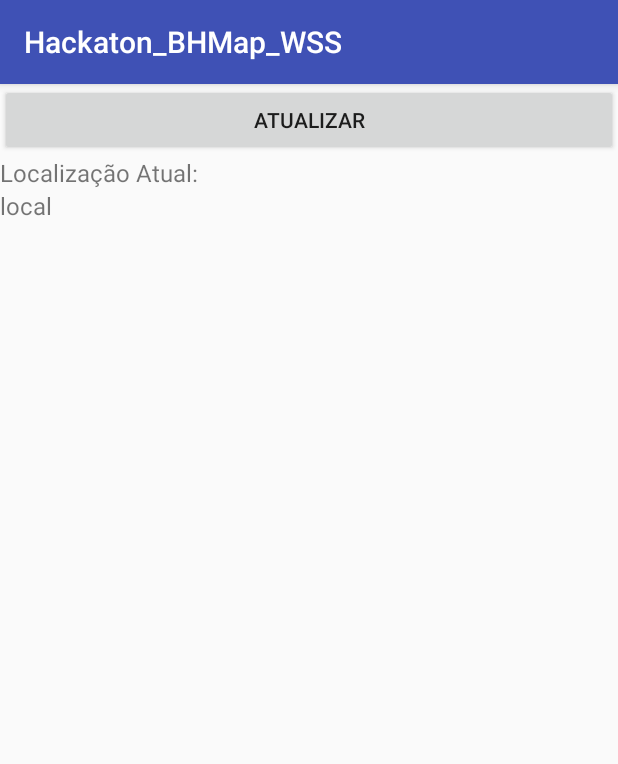
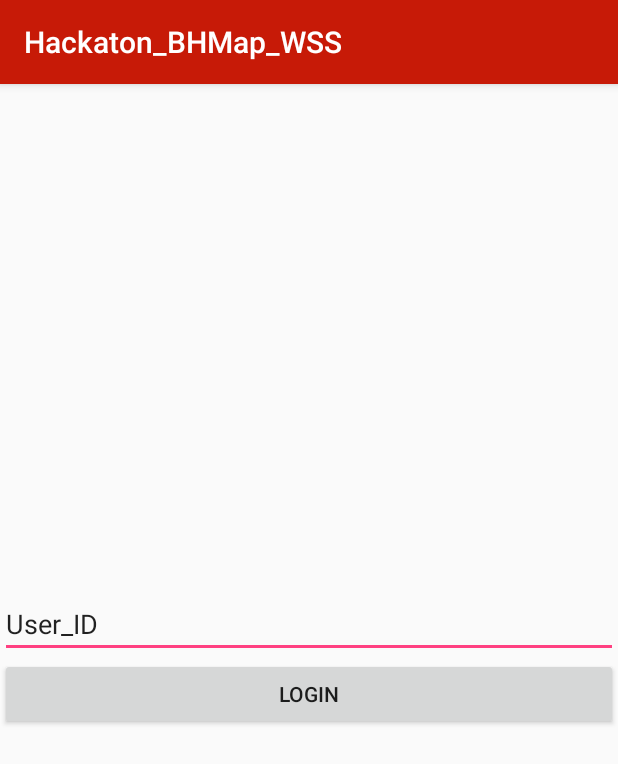
Before and after one commit to douglasjtds/Hackaton_BHMap_WSS, an Android app: the screen it shows after launch (MainActivity), on a phone screen of 412 x 824 dp. Shown: the top 764 px of the screen. Run offline under Robolectric (Android 15) with nearby library versions, the phone set to English and light mode, and no system bars; our stand-ins replace Firebase (no records; nobody signed in at launch, a user with empty details on screens opened directly).

```diff
--- /dev/null
+++ b/Android APP/app/src/main/java/com/example/lukecarvalho/bhmapwss/Activitys/MainActivity.java
@@ -0,0 +1,42 @@
+package com.example.lukecarvalho.bhmapwss.Activitys;
+
+import android.content.Intent;
+import android.location.LocationListener;
+import android.location.LocationManager;
+import android.os.Bundle;
+import android.support.v7.app.AppCompatActivity;
+import android.view.View;
+import android.widget.Button;
+import android.widget.EditText;
+
+import com.example.lukecarvalho.bhmapwss.R;
+import com.google.firebase.database.DatabaseReference;
+
+public class MainActivity extends AppCompatActivity {
+
+    private Button btn;
+    private EditText user;
+
+    @Override
+    protected void onCreate(Bundle savedInstanceState) {
+        super.onCreate(savedInstanceState);
+        setContentView(R.layout.activity_main);
+
+        user = findViewById(R.id.user_id);
+        btn = findViewById(R.id.login);
+        btn.setOnClickListener(new View.OnClickListener() {
+            @Override
+            public void onClick(View v) {
+
+                Intent i = new Intent(getApplicationContext(), UserActivity.class);
+                i.putExtra("USER_ID", user.getText());
+
+                startActivity(i);
+            }
+        });
+
+
+    }
+
+
+}
--- a/Android APP/app/src/main/java/com/example/lukecarvalho/hackaton_bhmap_wss/Activitys/MainActivity.java
+++ /dev/null
@@ -1,92 +0,0 @@
-package com.example.lukecarvalho.hackaton_bhmap_wss.Activitys;
-
-import android.Manifest;
-import android.content.pm.PackageManager;
-import android.location.Location;
-import android.location.LocationListener;
-import android.location.LocationManager;
-import android.os.Build;
-import android.support.annotation.NonNull;
-import android.support.v4.app.ActivityCompat;
-import android.support.v7.app.AppCompatActivity;
-import android.os.Bundle;
-import android.view.View;
-import android.widget.Button;
-import android.widget.TextView;
-
-import com.example.lukecarvalho.hackaton_bhmap_wss.R;
-
-public class MainActivity extends AppCompatActivity {
-
-    private Button btn;
-    private TextView  local;
-    private LocationManager localManager;
-    private LocationListener localListner;
-
-
-
-    @Override
-    protected void onCreate(Bundle savedInstanceState) {
-        super.onCreate(savedInstanceState);
-        setContentView(R.layout.activity_main);
-
-        btn = findViewById(R.id.update);
-        local = findViewById(R.id.local);
-
-        localManager = (LocationManager) getSystemService(LOCATION_SERVICE);
-        localListner = new LocationListener() {
-            @Override
-            public void onLocationChanged(Location location) {
-                local.append ("\n" + location.getLatitude() + " "+ location.getLongitude());
-
-            }
-
-            @Override
-            public void onStatusChanged(String provider, int status, Bundle extras) {
-
-            }
-
-            @Override
-            public void onProviderEnabled(String provider) {
-
-            }
-
-            @Override
-            public void onProviderDisabled(String provider) {
-
-            }
-        };
-        if (Build.VERSION.SDK_INT >= Build.VERSION_CODES.M) {
-            if (ActivityCompat.checkSelfPermission(this, Manifest.permission.ACCESS_FINE_LOCATION) != PackageManager.PERMISSION_GRANTED && ActivityCompat.checkSelfPermission(this, Manifest.permission.ACCESS_COARSE_LOCATION) != PackageManager.PERMISSION_GRANTED) {
-                requestPermissions(new String[] {
-                        Manifest.permission.ACCESS_FINE_LOCATION,Manifest.permission.ACCESS_COARSE_LOCATION, Manifest.permission.INTERNET
-                },10);
-                return;
-            } else {
-                configureButton();
-            }}
-
-
-    }
-
-    @Override
-    public void onRequestPermissionsResult(int requestCode, @NonNull String[] permissions, @NonNull int[] grantResults) {
-        super.onRequestPermissionsResult(requestCode, permissions, grantResults);
-
-        switch (requestCode){
-            case 10:
-                if (grantResults.length > 0 && grantResults[0] == PackageManager.PERMISSION_GRANTED)
-                    configureButton();
-        }
-    }
-
-    private void configureButton() {
-        btn.setOnClickListener(new View.OnClickListener() {
-            @Override
-            public void onClick(View v) {
-                localManager.requestLocationUpdates("gps", 5000, 0, localListner);
-            }
-        });
-
-    }
-}
--- a/Android APP/app/src/main/res/layout/activity_main.xml
+++ b/Android APP/app/src/main/res/layout/activity_main.xml
@@ -1,32 +1,25 @@
 <?xml version="1.0" encoding="utf-8"?>
 <LinearLayout xmlns:android="http://schemas.android.com/apk/res/android"
-    xmlns:app="http://schemas.android.com/apk/res-auto"
     xmlns:tools="http://schemas.android.com/tools"
     android:layout_width="match_parent"
     android:layout_height="match_parent"
+    android:gravity="center"
     android:orientation="vertical"
-    tools:context=".Activitys.MainActivity">
+    tools:context="com.example.lukecarvalho.bhmapwss.Activitys.MainActivity">
 
 
-    <Button
-        android:id="@+id/update"
+    <EditText
+        android:id="@+id/user_id"
         android:layout_width="match_parent"
         android:layout_height="wrap_content"
-        android:text="Atualizar" />
+        android:ems="10"
+        android:inputType="textPersonName"
+        android:text="User_ID" />
 
-    <TextView
-        android:id="@+id/textView3"
-        android:textSize="16dp"
+    <Button
+        android:id="@+id/login"
         android:layout_width="match_parent"
         android:layout_height="wrap_content"
-        android:text="Localização Atual:" />
-
-    <TextView
-        android:id="@+id/local"
-        android:textSize="16dp"
-        android:layout_width="match_parent"
-        android:layout_height="wrap_content"
-        android:text="local" />
-
+        android:text="Login" />
 
 </LinearLayout>
--- a/Android APP/app/src/main/res/menu/menu_user.xml
+++ b/Android APP/app/src/main/res/menu/menu_user.xml
@@ -1,7 +1,7 @@
 <menu xmlns:android="http://schemas.android.com/apk/res/android"
     xmlns:app="http://schemas.android.com/apk/res-auto"
     xmlns:tools="http://schemas.android.com/tools"
-    tools:context="com.example.lukecarvalho.hackaton_bhmap_wss.Activitys.UserActivity">
+    tools:context="com.example.lukecarvalho.bhmapwss.Activitys.UserActivity">
     <item
         android:id="@+id/action_settings"
         android:orderInCategory="100"
--- a/Android APP/app/src/main/res/values/colors.xml
+++ b/Android APP/app/src/main/res/values/colors.xml
@@ -1,6 +1,9 @@
 <?xml version="1.0" encoding="utf-8"?>
 <resources>
-    <color name="colorPrimary">#3F51B5</color>
-    <color name="colorPrimaryDark">#303F9F</color>
+    <color name="colorPrimary">#c71a07</color>
+    <color name="colorPrimaryDark">#9d0000</color>
     <color name="colorAccent">#FF4081</color>
+    <color name="colorAlertButton">#f24810</color>
+    <color name="colorWhite">#ffffff</color>
+    <color name="colorYellow">#f2c110</color>
 </resources>
--- a/Android APP/build.gradle
+++ b/Android APP/build.gradle
@@ -8,6 +8,8 @@ buildscript {
     }
     dependencies {
         classpath 'com.android.tools.build:gradle:3.1.2'
+
+        classpath 'com.google.gms:google-services:4.0.0'
 
 
         // NOTE: Do not place your application dependencies here; they belong
```
Also changed, not shown: Android APP/app/build.gradle (+6 -1 lines), Android APP/app/src/main/AndroidManifest.xml (+12 -5 lines), Android APP/app/src/main/java/com/example/lukecarvalho/bhmapwss/Activitys/RequestAllert.java (added, +60 -0 lines), Android APP/app/src/main/java/com/example/lukecarvalho/bhmapwss/Activitys/UserActivity.java (added, +155 -0 lines), Android APP/app/src/main/java/com/example/lukecarvalho/bhmapwss/Classes/FireDB.java (added, +116 -0 lines), Android APP/app/src/main/java/com/example/lukecarvalho/bhmapwss/Classes/Notification.java (added, +19 -0 lines), Android APP/app/src/main/res/layout/activity_request_allert.xml (added, +39 -0 lines), Android APP/app/src/main/res/layout/activity_user.xml (added, +17 -0 lines), 5 other files.
